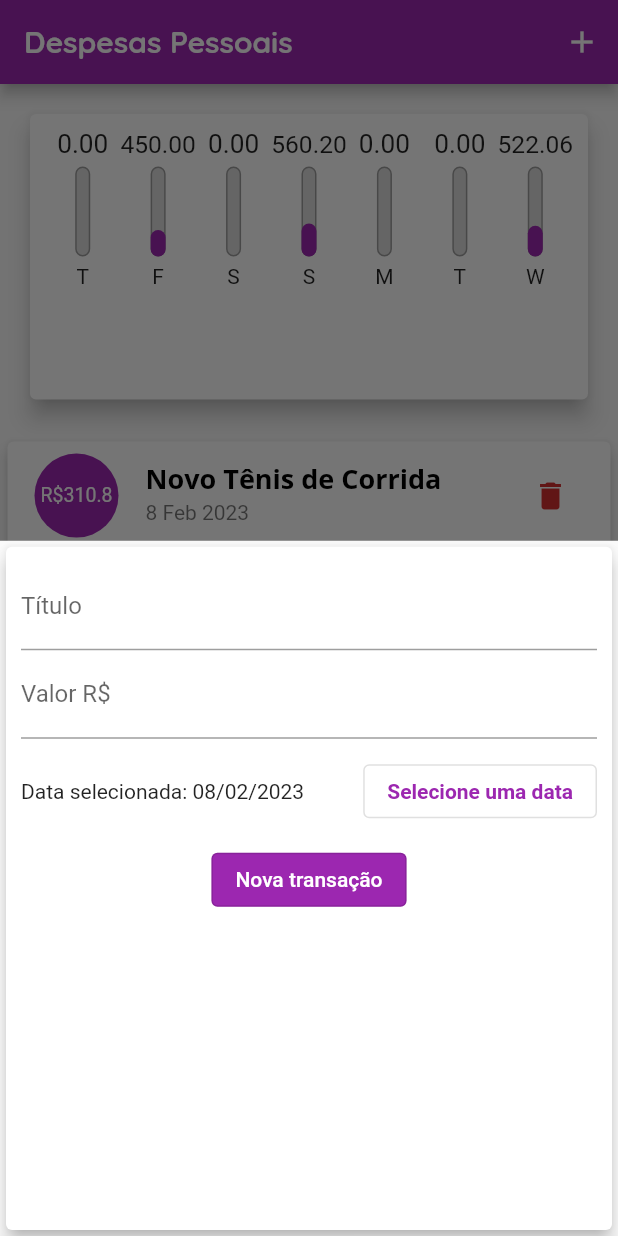
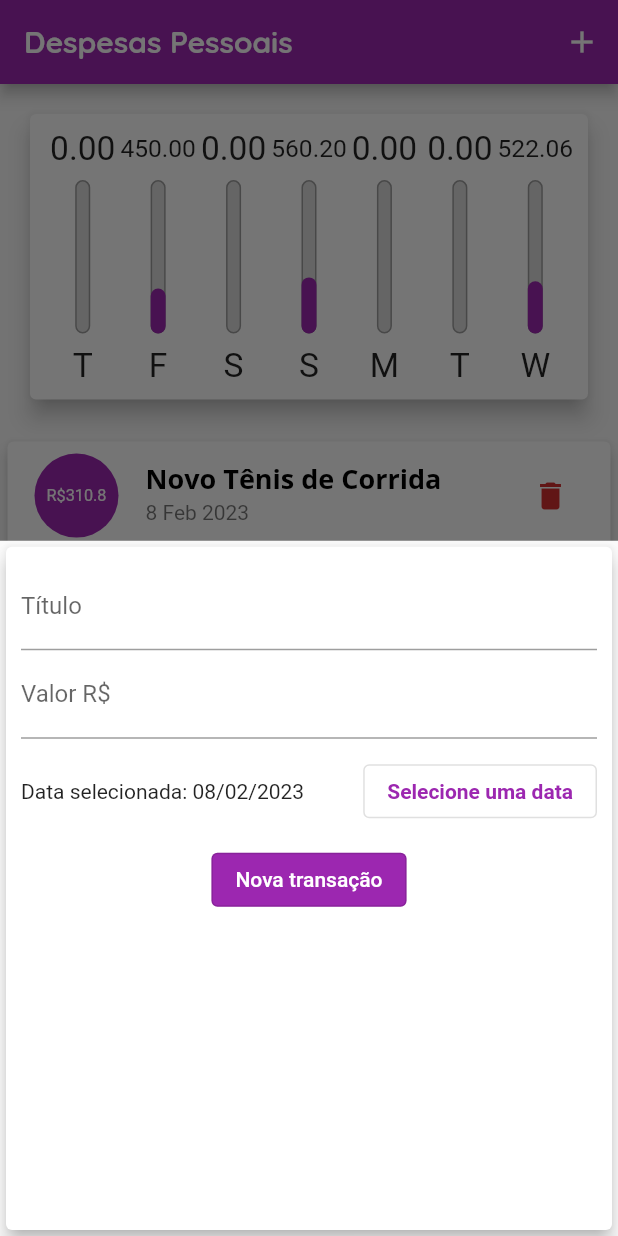
Before and after one commit to BrunoAraujooDev/Projeto-despesas-Flutter, a Flutter app: the screen it shows after launch, after a tap on the "add" icon, on a phone screen of 412 x 824 dp. Run offline on Flutter 3.47's test engine with Material 2 defaults, Android fonts, the phone set to English and light mode, and no system bars.

Commit message:
adicionando responsividade

```diff
--- /dev/null
+++ b/lib/components/adaptative-button.dart
@@ -0,0 +1,32 @@
+import 'package:flutter/cupertino.dart';
+import 'package:flutter/material.dart';
+import 'dart:io';
+
+class AdaptativeButton extends StatelessWidget {
+  final String? label;
+  final void Function()? onPressed;
+
+  const AdaptativeButton({Key? key, this.label, this.onPressed})
+      : super(key: key);
+
+  @override
+  Widget build(BuildContext context) {
+    return Platform.isIOS
+        ? CupertinoButton(
+            child: Text(label!),
+            onPressed: onPressed,
+            color: Theme.of(context).primaryColor,
+            padding: EdgeInsets.symmetric(horizontal: 20),
+          )
+        : OutlinedButton(
+            style: ButtonStyle(
+              backgroundColor:
+                  MaterialStateProperty.all(Theme.of(context).colorScheme.primary),
+              foregroundColor: MaterialStateProperty.all(
+                  Theme.of(context).textTheme.labelLarge?.color),
+            ),
+            onPressed: onPressed,
+            child: Text(label!),
+          );
+  }
+}
--- a/lib/components/chart-bar.dart
+++ b/lib/components/chart-bar.dart
@@ -13,31 +13,27 @@ class ChartBar extends StatelessWidget {
 
   @override
   Widget build(BuildContext context) {
-    return  Column(
+    return LayoutBuilder(builder: (ctx, constraints) {
+      return Column(
         children: <Widget>[
           Container(
-          height: 20,
+            height: constraints.maxHeight * 0.15,
             child: FittedBox(
-            child: Text(
-                '${value!.toStringAsFixed(2)}'
+              child: Text('${value!.toStringAsFixed(2)}'),
             ),
           ),
-        ),
-        const SizedBox(
-          height: 5,
+          SizedBox(
+            height: constraints.maxHeight * 0.05,
           ),
           Container(
-          height: 60,
+            height: constraints.maxHeight * 0.6,
             width: 10,
-          child:  Stack(
+            child: Stack(
               alignment: Alignment.bottomCenter,
               children: [
                 Container(
                   decoration: BoxDecoration(
-                  border: Border.all(
-                    color: Colors.grey,
-                    width: 1.0
-                  ),
+                    border: Border.all(color: Colors.grey, width: 1.0),
                     borderRadius: BorderRadius.circular(5),
                     color: const Color.fromRGBO(220, 220, 220, 1),
                   ),
@@ -53,12 +49,18 @@ class ChartBar extends StatelessWidget {
                 ),
               ],
             ),
+          ),
+          SizedBox(
+            height: constraints.maxHeight * 0.05,
+          ),
+          Container(
+            child: FittedBox(
+              child: Text(label!),
+            ),
+            height: constraints.maxHeight * 0.15,
           )
-        , const SizedBox(
-          height: 5,
-        ),
-        Text(label!)
         ],
       );
+    });
   }
 }
--- a/lib/components/transaction-form.dart
+++ b/lib/components/transaction-form.dart
@@ -1,3 +1,4 @@
+import 'package:expenses/components/adaptative-button.dart';
 import 'package:flutter/material.dart';
 import 'package:intl/intl.dart';
 
@@ -83,16 +84,8 @@ class _TransactionFormState extends State<TransactionForm> {
                 ],
               ),
             ),
-            OutlinedButton(
-              child: Text(
-                'Nova transação',
-                style: TextStyle(
-                    color: Theme.of(context).textTheme.labelLarge?.color),
-              ),
-              style: ButtonStyle(
-                backgroundColor: MaterialStateProperty.all(
-                    Theme.of(context).colorScheme.primary),
-              ),
+            AdaptativeButton(
+              label: 'Nova transação',
               onPressed: _submitForm,
             )
           ],
--- a/lib/components/transaction-list.dart
+++ b/lib/components/transaction-list.dart
@@ -32,19 +32,29 @@ class TransactionList extends StatelessWidget {
             itemCount: transactions.length,
             itemBuilder: (context, index) {
               final tr = transactions[index];
-              return Card(
+              return SingleChildScrollView(
+                child: Card(
                   elevation: 4,
-                margin: const EdgeInsets.symmetric(vertical: 8, horizontal: 5),
+                  margin:
+                      const EdgeInsets.symmetric(vertical: 8, horizontal: 5),
                   child: ListTile(
                     leading: CircleAvatar(
                       backgroundColor: Theme.of(context).colorScheme.primary,
                       radius: 30,
                       child: Padding(
-                      padding: EdgeInsets.all(6.0),
+                        padding: EdgeInsets.only(
+                          top: 10,
+                          right: 10,
+                          left: 10,
+                          bottom: 10 + MediaQuery.of(context).viewInsets.bottom,
+                        ),
                         child: FittedBox(
                           child: Text(
                             'R\$${tr.value.toStringAsFixed(1)}',
-                          style: TextStyle(color: Colors.white),
+                            style: TextStyle(
+                                color: Colors.white,
+                                fontSize: 18 *
+                                    MediaQuery.of(context).textScaleFactor),
                           ),
                         ),
                       ),
@@ -60,6 +70,7 @@ class TransactionList extends StatelessWidget {
                       color: Theme.of(context).colorScheme.error,
                     ),
                   ),
+                ),
               );
             },
           );
--- a/lib/main.dart
+++ b/lib/main.dart
@@ -1,6 +1,8 @@
 import 'package:expenses/components/chart.dart';
 import 'package:flutter/material.dart';
+import 'package:flutter/services.dart';
 import 'dart:math';
+import 'dart:io';
 import './components/transaction-form.dart';
 import './components/transaction-list.dart';
 import 'models/transaction.dart';
@@ -13,6 +15,7 @@ class ExpensesApp extends StatelessWidget {
   @override
   Widget build(BuildContext context) {
     final ThemeData tema = ThemeData();
+    SystemChrome.setPreferredOrientations([DeviceOrientation.portraitUp]);
 
     return MaterialApp(
       home: MyHomePage(),
@@ -121,9 +124,6 @@ class _MyHomePageState extends State<MyHomePage> {
 
   @override
   Widget build(BuildContext context) {
-
-
-
     final appBar = AppBar(
       title: const Text('Despesas Pessoais'),
       actions: <Widget>[
@@ -134,7 +134,9 @@ class _MyHomePageState extends State<MyHomePage> {
       ],
     );
 
-    double availableHeight = MediaQuery.of(context).size.height - appBar.preferredSize.height - MediaQuery.of(context).padding.top;
+    double availableHeight = MediaQuery.of(context).size.height -
+        appBar.preferredSize.height -
+        MediaQuery.of(context).padding.top;
 
     return Scaffold(
       appBar: appBar,
@@ -153,10 +155,12 @@ class _MyHomePageState extends State<MyHomePage> {
           ],
         ),
       ),
-      floatingActionButton: FloatingActionButton(
-        child: const Icon(Icons.add),
-        onPressed: () => _openTransactionFormModal(context),
-      ),
+      floatingActionButton: Platform.isIOS
+          ? Container()
+          : FloatingActionButton(
+              child: const Icon(Icons.add),
+              onPressed: () => _openTransactionFormModal(context),
+            ),
       floatingActionButtonLocation: FloatingActionButtonLocation.centerFloat,
     );
   }
```
Lines whose indentation alone changed are shown as unchanged.
